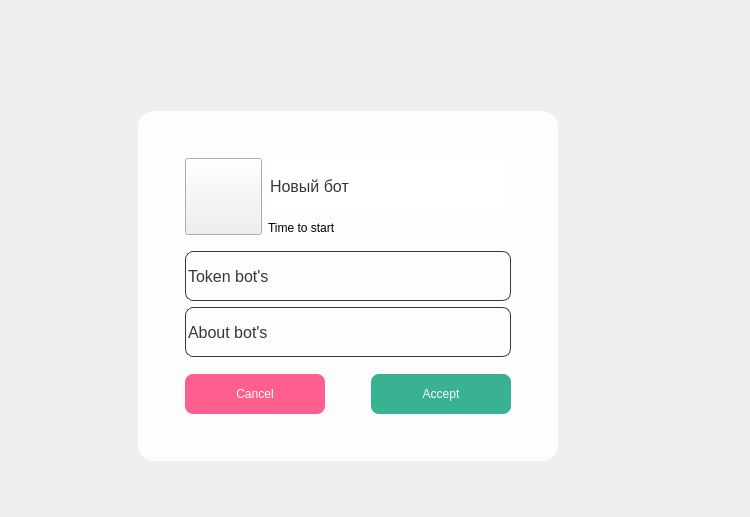
The window that simple_gram_desktop/constructor_app/widgets/add_new_project_widget.ui (cuttlesystems/simplegram) describes before a commit, drawn with Qt 5.
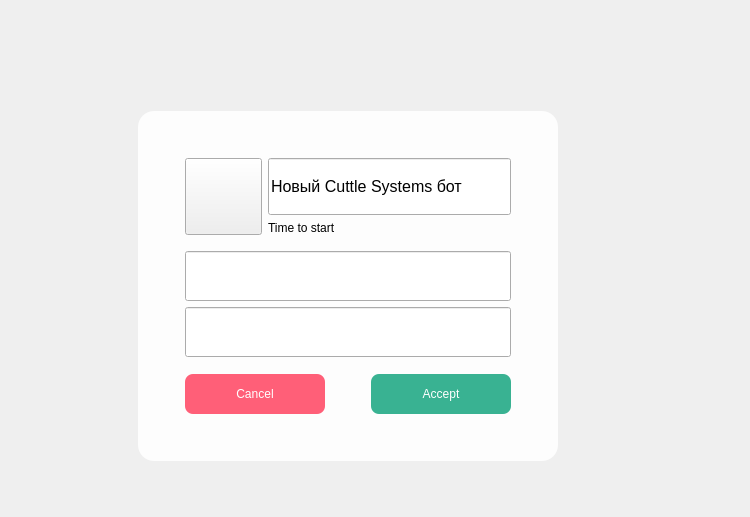
The same window after the commit. Icons and pictures are not drawn.

Commit message: Add update sidebar and init stylesheet in lineedit

```diff
--- a/simple_gram_desktop/constructor_app/widgets/add_new_project_widget.ui
+++ b/simple_gram_desktop/constructor_app/widgets/add_new_project_widget.ui
@@ -135,21 +135,10 @@
                  </font>
                 </property>
                 <property name="styleSheet">
-                 <string notr="true">QLineEdit{
-border:none;
-color: #373737;
-border-radius:8px;
-background-color: white;
-}
-QLineEdit::hover{
-border:none;
-color: #black;
-border-radius:8px;
-background-color: 373737;
-}</string>
+                 <string notr="true"/>
                 </property>
                 <property name="text">
-                 <string>Новый бот</string>
+                 <string>Новый Cuttle Systems бот</string>
                 </property>
                </widget>
               </item>
@@ -191,15 +180,10 @@
              </font>
             </property>
             <property name="styleSheet">
-             <string notr="true">QLineEdit{
-border:1px solid #373737;
-color: #373737;
-border-radius:8px;
-background-color: transparent;
-}</string>
+             <string notr="true"/>
             </property>
             <property name="text">
-             <string>Token bot's</string>
+             <string/>
             </property>
            </widget>
           </item>
@@ -217,15 +201,10 @@
              </font>
             </property>
             <property name="styleSheet">
-             <string notr="true">QLineEdit{
-border:1px solid#373737;
-color: #373737;
-border-radius:8px;
-background-color: transparent;
-}</string>
+             <string notr="true"/>
             </property>
             <property name="text">
-             <string>About bot's</string>
+             <string/>
             </property>
            </widget>
           </item>
@@ -264,6 +243,13 @@
 border-radius: 8px;
 background-color: #FF5F8F;
 color:white;
+}
+
+QPushButton{
+border:none;
+border-radius: 8px;
+background-color: #ff5f78;
+color:white;
 }</string>
               </property>
               <property name="text">
```
Left out of the diff: 8 changed lines with no effect on the pictures. The commit also changes 2 other files.
